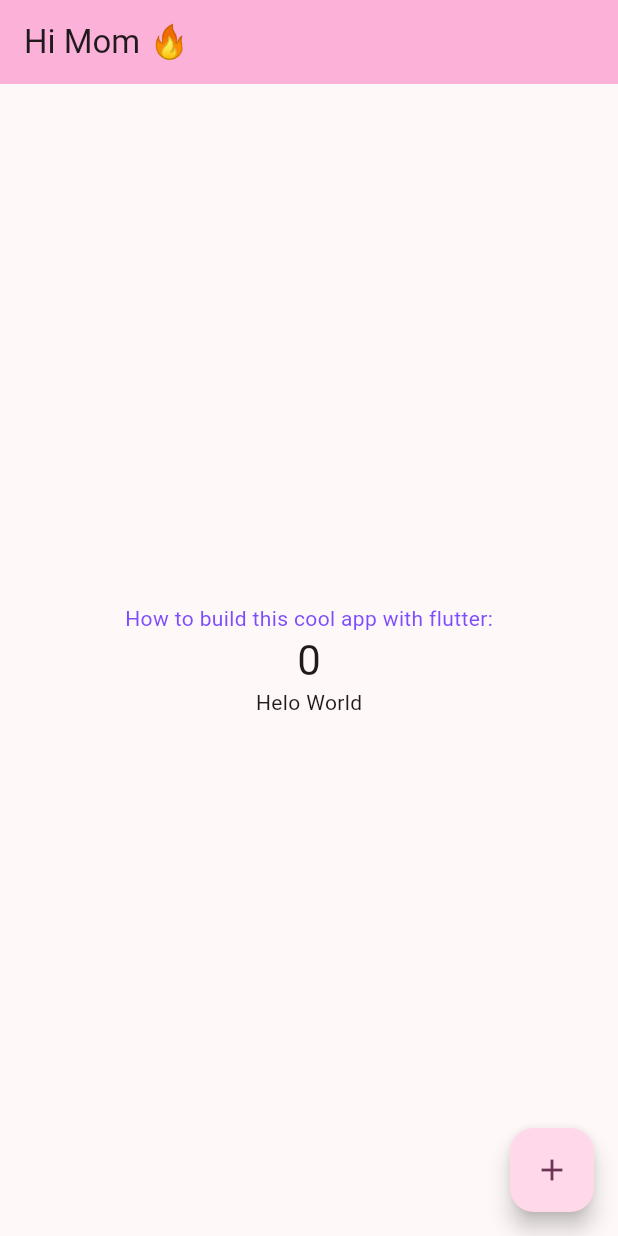
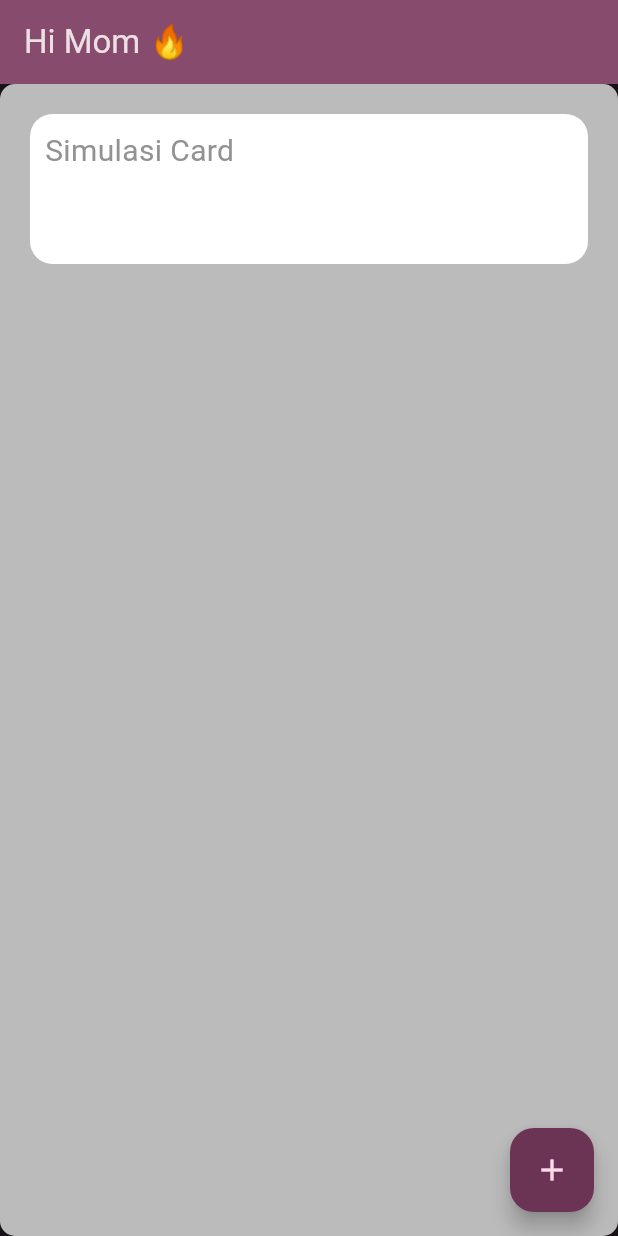
Before and after one commit to weexid/learn_flutter, a Flutter app: the screen it shows after launch, on a phone screen of 412 x 824 dp. Run offline on Flutter 3.47's test engine with Material 3 defaults, Android fonts, the phone set to English and light mode, and no system bars.

Commit message:
belajar_container_widget

```diff
--- a/lib/main.dart
+++ b/lib/main.dart
@@ -11,10 +11,12 @@ class MyApp extends StatelessWidget {
   @override
   Widget build(BuildContext context) {
     return MaterialApp(
+      debugShowCheckedModeBanner: false,
       title: 'Flutter Demo',
       theme: ThemeData(
         colorScheme: ColorScheme.fromSeed(
           seedColor: const Color.fromARGB(255, 235, 3, 177),
+          brightness: Brightness.dark,
         ),
       ),
       home: const MyHomePage(title: 'Hi Mom 🔥'),
@@ -45,19 +47,33 @@ class _MyHomePageState extends State<MyHomePage> {
         title: Text(widget.title),
       ),
       body: Center(
-        child: Column(
-          mainAxisAlignment: MainAxisAlignment.center,
-          children: <Widget>[
-            const Text(
-              'How to build this cool app with flutter:',
-              style: TextStyle(color: Colors.deepPurpleAccent),
+        child: Container(
+          width: double.infinity,
+          height: double.infinity,
+          decoration: BoxDecoration(
+            color: const Color.fromARGB(255, 187, 187, 187),
+            borderRadius: BorderRadius.circular(10.0),
+          ),
+          child: Align(
+            alignment: Alignment.topCenter,
+            child: Container(
+              height: 100.0,
+              width: double.infinity,
+              decoration: BoxDecoration(
+                color: const Color.fromARGB(255, 255, 255, 255),
+                borderRadius: BorderRadius.circular(15.0),
+              ),
+              padding: EdgeInsets.all(10.0),
+              margin: EdgeInsets.all(20.0),
+              child: Text(
+                "Simulasi Card",
+                style: TextStyle(
+                  color: const Color.fromARGB(255, 146, 146, 146),
+                  fontSize: 20,
+                ),
+              ),
             ),
-            Text(
-              '$_counter',
-              style: Theme.of(context).textTheme.headlineMedium,
-            ),
-            Text("Helo World"),
-          ],
+          ),
         ),
       ),
       floatingActionButton: FloatingActionButton(
```
Also changed, not shown: flutter_01.png (added).
